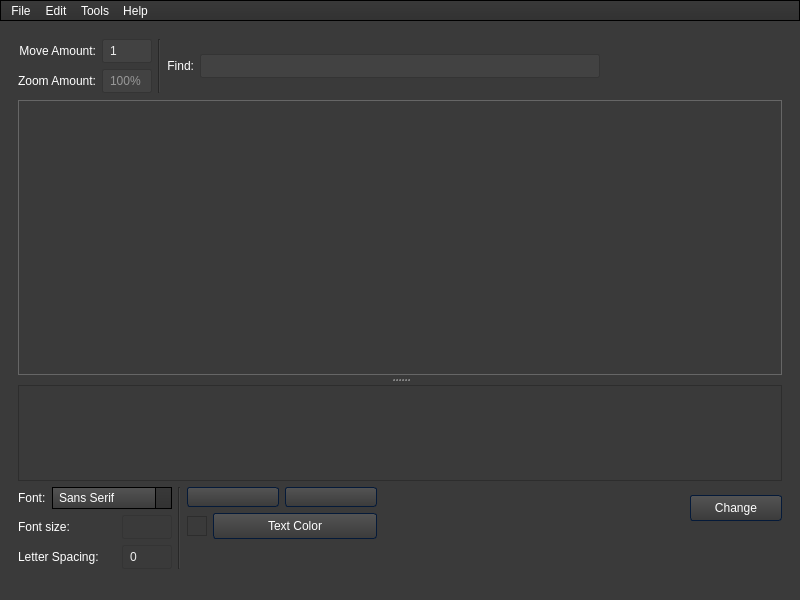
First picture: the form in forms/mainwindow.ui, repository WTS012201/Text-Extraction-Tool, before the edit.
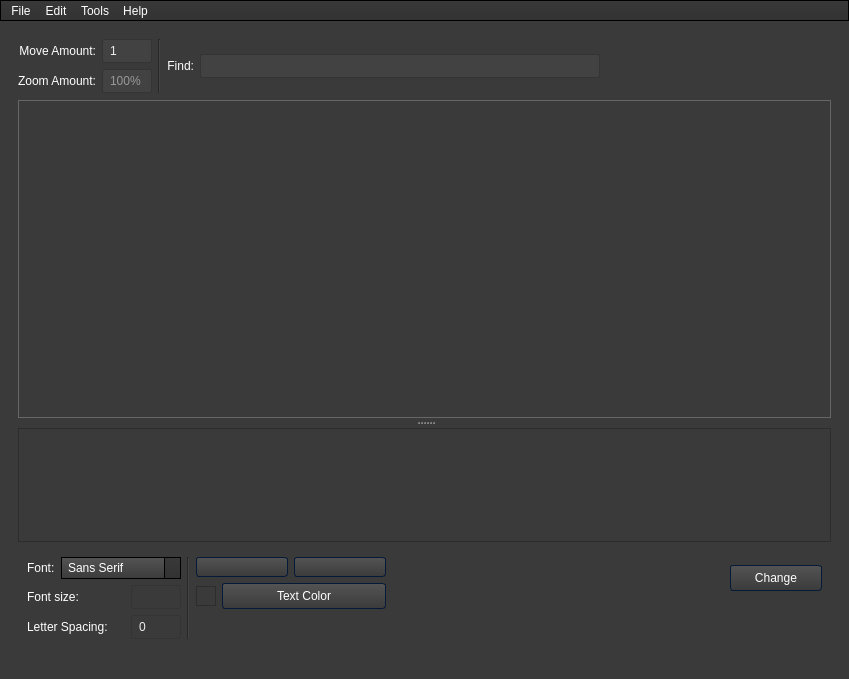
Second picture: the form after the edit. Icons and pictures are not drawn.

What changed in the file:
```diff
--- a/forms/mainwindow.ui
+++ b/forms/mainwindow.ui
@@ -6,8 +6,8 @@
    <rect>
     <x>0</x>
     <y>0</y>
-    <width>800</width>
-    <height>600</height>
+    <width>849</width>
+    <height>679</height>
    </rect>
   </property>
   <property name="windowTitle">
@@ -1231,9 +1231,16 @@
                 </widget>
                </item>
                <item>
+                <widget class="QWidget" name="textOptions_2" native="true">
+                 <property name="sizePolicy">
+                  <sizepolicy hsizetype="Preferred" vsizetype="Fixed">
+                   <horstretch>0</horstretch>
+                   <verstretch>0</verstretch>
+                  </sizepolicy>
+                 </property>
                 <layout class="QHBoxLayout" name="textOptions" stretch="0,0,0,6,0">
                  <property name="sizeConstraint">
-                  <enum>QLayout::SetFixedSize</enum>
+                   <enum>QLayout::SetDefaultConstraint</enum>
                  </property>
                  <item>
                   <layout class="QVBoxLayout" name="verticalLayout_5">
@@ -1562,6 +1569,7 @@
                   </layout>
                  </item>
                 </layout>
+                </widget>
                </item>
               </layout>
              </widget>
@@ -1581,7 +1589,7 @@
     <rect>
      <x>0</x>
      <y>0</y>
-     <width>800</width>
+     <width>849</width>
      <height>24</height>
     </rect>
    </property>
```
Lines whose indentation alone changed are shown as unchanged.
